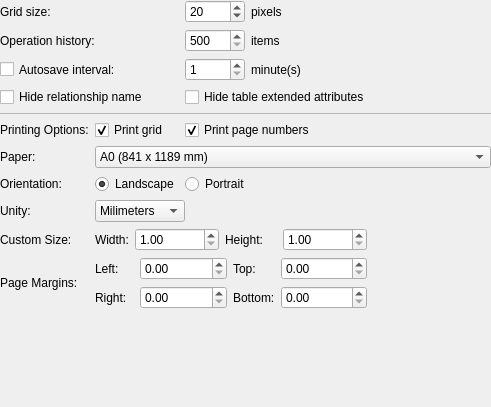
Before: the Qt Designer form libpgmodeler_ui/ui/generalconfigwidget.ui in pgmodeler/pgmodeler, drawn with Qt 5.
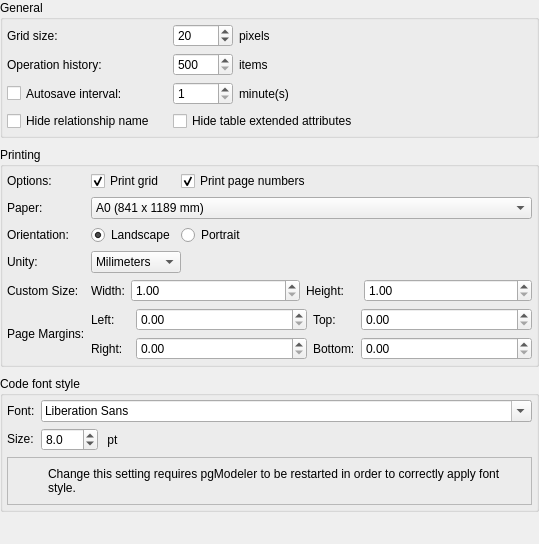
After: the same form once the commit is applied. Icons and pictures are not drawn.

Commit message: Added a configuration parameter to control font style for any source code highlight field. (issue #366)

Patch:
```diff
--- a/libpgmodeler_ui/ui/generalconfigwidget.ui
+++ b/libpgmodeler_ui/ui/generalconfigwidget.ui
@@ -6,8 +6,8 @@
    <rect>
     <x>0</x>
     <y>0</y>
-    <width>491</width>
-    <height>407</height>
+    <width>539</width>
+    <height>544</height>
    </rect>
   </property>
   <property name="minimumSize">
@@ -33,190 +33,53 @@
     <number>0</number>
    </property>
    <property name="spacing">
-    <number>6</number>
+    <number>9</number>
    </property>
-   <item row="16" column="0">
-    <spacer name="verticalSpacer_3">
-     <property name="orientation">
-      <enum>Qt::Vertical</enum>
-     </property>
-     <property name="sizeHint" stdset="0">
-      <size>
-       <width>20</width>
-       <height>30</height>
-      </size>
-     </property>
-    </spacer>
-   </item>
-   <item row="13" column="1" colspan="2">
-    <layout class="QGridLayout" name="gridLayout">
      <item row="0" column="0">
-      <widget class="QLabel" name="left_lbl">
-       <property name="minimumSize">
-        <size>
-         <width>39</width>
-         <height>0</height>
-        </size>
-       </property>
-       <property name="text">
-        <string>Left:</string>
-       </property>
-      </widget>
-     </item>
-     <item row="0" column="1">
-      <widget class="QDoubleSpinBox" name="left_marg">
-       <property name="sizePolicy">
-        <sizepolicy hsizetype="Expanding" vsizetype="Fixed">
-         <horstretch>0</horstretch>
-         <verstretch>0</verstretch>
-        </sizepolicy>
-       </property>
-       <property name="minimumSize">
-        <size>
-         <width>50</width>
-         <height>23</height>
-        </size>
-       </property>
-       <property name="toolTip">
-        <string>Left margin</string>
-       </property>
-       <property name="maximum">
-        <double>5000.000000000000000</double>
-       </property>
-      </widget>
-     </item>
-     <item row="0" column="2">
-      <widget class="QLabel" name="top_lbl">
+    <widget class="QGroupBox" name="groupBox">
+     <property name="title">
+      <string>General</string>
+     </property>
+     <layout class="QGridLayout" name="gridLayout_2">
+      <property name="leftMargin">
+       <number>4</number>
+      </property>
+      <property name="topMargin">
+       <number>4</number>
+      </property>
+      <property name="rightMargin">
+       <number>4</number>
+      </property>
+      <property name="bottomMargin">
+       <number>4</number>
+      </property>
+      <item row="3" column="0">
+       <widget class="QCheckBox" name="hide_rel_name_chk">
        <property name="text">
-        <string>Top:</string>
-       </property>
-      </widget>
-     </item>
-     <item row="0" column="3">
-      <widget class="QDoubleSpinBox" name="top_marg">
-       <property name="sizePolicy">
-        <sizepolicy hsizetype="Expanding" vsizetype="Fixed">
-         <horstretch>0</horstretch>
-         <verstretch>0</verstretch>
-        </sizepolicy>
-       </property>
-       <property name="minimumSize">
-        <size>
-         <width>50</width>
-         <height>23</height>
-        </size>
-       </property>
-       <property name="toolTip">
-        <string>Top margin</string>
-       </property>
-       <property name="maximum">
-        <double>5000.000000000000000</double>
+         <string>Hide relationship name</string>
        </property>
       </widget>
      </item>
      <item row="1" column="0">
-      <widget class="QLabel" name="right_lbl">
+       <widget class="QLabel" name="oplist_size_lbl">
+        <property name="sizePolicy">
+         <sizepolicy hsizetype="Preferred" vsizetype="Preferred">
+          <horstretch>0</horstretch>
+          <verstretch>0</verstretch>
+         </sizepolicy>
+        </property>
        <property name="minimumSize">
         <size>
-         <width>39</width>
+          <width>120</width>
          <height>0</height>
         </size>
        </property>
        <property name="text">
-        <string>Right:</string>
+         <string>Operation history:</string>
        </property>
       </widget>
      </item>
-     <item row="1" column="1">
-      <widget class="QDoubleSpinBox" name="right_marg">
-       <property name="sizePolicy">
-        <sizepolicy hsizetype="Expanding" vsizetype="Fixed">
-         <horstretch>0</horstretch>
-         <verstretch>0</verstretch>
-        </sizepolicy>
-       </property>
-       <property name="minimumSize">
-        <size>
-         <width>50</width>
-         <height>23</height>
-        </size>
-       </property>
-       <property name="toolTip">
-        <string>Right margin</string>
-       </property>
-       <property name="maximum">
-        <double>5000.000000000000000</double>
-       </property>
-      </widget>
-     </item>
-     <item row="1" column="2">
-      <widget class="QLabel" name="bottom_lbl">
-       <property name="text">
-        <string>Bottom:</string>
-       </property>
-      </widget>
-     </item>
-     <item row="1" column="3">
-      <widget class="QDoubleSpinBox" name="bottom_marg">
-       <property name="sizePolicy">
-        <sizepolicy hsizetype="Expanding" vsizetype="Fixed">
-         <horstretch>0</horstretch>
-         <verstretch>0</verstretch>
-        </sizepolicy>
-       </property>
-       <property name="minimumSize">
-        <size>
-         <width>50</width>
-         <height>23</height>
-        </size>
-       </property>
-       <property name="toolTip">
-        <string>Bottom margin</string>
-       </property>
-       <property name="maximum">
-        <double>5000.000000000000000</double>
-       </property>
-      </widget>
-     </item>
-    </layout>
-   </item>
-   <item row="11" column="0">
-    <widget class="QLabel" name="label">
-     <property name="text">
-      <string>Unity:</string>
-     </property>
-    </widget>
-   </item>
-   <item row="10" column="1">
-    <widget class="QRadioButton" name="landscape_rb">
-     <property name="sizePolicy">
-      <sizepolicy hsizetype="Fixed" vsizetype="Fixed">
-       <horstretch>0</horstretch>
-       <verstretch>0</verstretch>
-      </sizepolicy>
-     </property>
-     <property name="text">
-      <string>Landscape</string>
-     </property>
-     <property name="checked">
-      <bool>true</bool>
-     </property>
-    </widget>
-   </item>
-   <item row="10" column="2" colspan="3">
-    <widget class="QRadioButton" name="portrait_rb">
-     <property name="sizePolicy">
-      <sizepolicy hsizetype="Expanding" vsizetype="Fixed">
-       <horstretch>0</horstretch>
-       <verstretch>0</verstretch>
-      </sizepolicy>
-     </property>
-     <property name="text">
-      <string>Portrait</string>
-     </property>
-    </widget>
-   </item>
-   <item row="2" column="2" colspan="4">
+      <item row="2" column="1">
     <layout class="QHBoxLayout" name="horizontalLayout_2">
      <item>
       <widget class="QSpinBox" name="autosave_interv_spb">
@@ -267,7 +130,58 @@
      </item>
     </layout>
    </item>
-   <item row="2" column="0" colspan="2">
+      <item row="1" column="1">
+       <layout class="QHBoxLayout" name="horizontalLayout_3">
+        <item>
+         <widget class="QSpinBox" name="oplist_size_spb">
+          <property name="sizePolicy">
+           <sizepolicy hsizetype="Minimum" vsizetype="Fixed">
+            <horstretch>0</horstretch>
+            <verstretch>0</verstretch>
+           </sizepolicy>
+          </property>
+          <property name="minimumSize">
+           <size>
+            <width>60</width>
+            <height>0</height>
+           </size>
+          </property>
+          <property name="minimum">
+           <number>500</number>
+          </property>
+          <property name="maximum">
+           <number>1000</number>
+          </property>
+         </widget>
+        </item>
+        <item>
+         <widget class="QLabel" name="items_lbl">
+          <property name="sizePolicy">
+           <sizepolicy hsizetype="Expanding" vsizetype="Preferred">
+            <horstretch>0</horstretch>
+            <verstretch>0</verstretch>
+           </sizepolicy>
+          </property>
+          <property name="minimumSize">
+           <size>
+            <width>50</width>
+            <height>0</height>
+           </size>
+          </property>
+          <property name="maximumSize">
+           <size>
+            <width>16777215</width>
+            <height>16777215</height>
+           </size>
+          </property>
+          <property name="text">
+           <string>items</string>
+          </property>
+         </widget>
+        </item>
+       </layout>
+      </item>
+      <item row="2" column="0">
     <widget class="QCheckBox" name="autosave_interv_chk">
      <property name="sizePolicy">
       <sizepolicy hsizetype="Preferred" vsizetype="Preferred">
@@ -286,23 +200,14 @@
      </property>
     </widget>
    </item>
-   <item row="7" column="1">
-    <widget class="QCheckBox" name="print_grid_chk">
-     <property name="sizePolicy">
-      <sizepolicy hsizetype="Fixed" vsizetype="Fixed">
-       <horstretch>0</horstretch>
-       <verstretch>0</verstretch>
-      </sizepolicy>
-     </property>
+      <item row="3" column="1">
+       <widget class="QCheckBox" name="hide_ext_attribs_chk">
      <property name="text">
-      <string>Print grid</string>
-     </property>
-     <property name="checked">
-      <bool>true</bool>
+         <string>Hide table extended attributes</string>
      </property>
     </widget>
    </item>
-   <item row="0" column="2" colspan="4">
+      <item row="0" column="1">
     <layout class="QHBoxLayout" name="horizontalLayout_4">
      <item>
       <widget class="QSpinBox" name="grid_size_spb">
@@ -359,7 +264,86 @@
      </item>
     </layout>
    </item>
-   <item row="8" column="0">
+      <item row="0" column="0">
+       <widget class="QLabel" name="grid_size_lbl">
+        <property name="sizePolicy">
+         <sizepolicy hsizetype="Preferred" vsizetype="Preferred">
+          <horstretch>0</horstretch>
+          <verstretch>0</verstretch>
+         </sizepolicy>
+        </property>
+        <property name="minimumSize">
+         <size>
+          <width>120</width>
+          <height>0</height>
+         </size>
+        </property>
+        <property name="text">
+         <string>Grid size:</string>
+        </property>
+       </widget>
+      </item>
+     </layout>
+    </widget>
+   </item>
+   <item row="1" column="0">
+    <widget class="QGroupBox" name="groupBox_2">
+     <property name="title">
+      <string>Printing</string>
+     </property>
+     <layout class="QGridLayout" name="gridLayout_3">
+      <property name="leftMargin">
+       <number>4</number>
+      </property>
+      <property name="topMargin">
+       <number>4</number>
+      </property>
+      <property name="rightMargin">
+       <number>4</number>
+      </property>
+      <property name="bottomMargin">
+       <number>4</number>
+      </property>
+      <item row="0" column="0">
+       <widget class="QLabel" name="print_op_lbl">
+        <property name="text">
+         <string>Options:</string>
+        </property>
+       </widget>
+      </item>
+      <item row="0" column="1">
+       <widget class="QCheckBox" name="print_grid_chk">
+        <property name="sizePolicy">
+         <sizepolicy hsizetype="Fixed" vsizetype="Fixed">
+          <horstretch>0</horstretch>
+          <verstretch>0</verstretch>
+         </sizepolicy>
+        </property>
+        <property name="text">
+         <string>Print grid</string>
+        </property>
+        <property name="checked">
+         <bool>true</bool>
+        </property>
+       </widget>
+      </item>
+      <item row="0" column="2">
+       <widget class="QCheckBox" name="print_pg_num_chk">
+        <property name="sizePolicy">
+         <sizepolicy hsizetype="Expanding" vsizetype="Fixed">
+          <horstretch>0</horstretch>
+          <verstretch>0</verstretch>
+         </sizepolicy>
+        </property>
+        <property name="text">
+         <string>Print page numbers</string>
+        </property>
+        <property name="checked">
+         <bool>true</bool>
+        </property>
+       </widget>
+      </item>
+      <item row="1" column="0">
     <widget class="QLabel" name="paper_lbl">
      <property name="sizePolicy">
       <sizepolicy hsizetype="Preferred" vsizetype="Preferred">
@@ -372,20 +356,7 @@
      </property>
     </widget>
    </item>
-   <item row="10" column="0">
-    <widget class="QLabel" name="orientation_lbl">
-     <property name="sizePolicy">
-      <sizepolicy hsizetype="Preferred" vsizetype="Preferred">
-       <horstretch>0</horstretch>
-       <verstretch>0</verstretch>
-      </sizepolicy>
-     </property>
-     <property name="text">
-      <string>Orientation:</string>
-     </property>
-    </widget>
-   </item>
-   <item row="8" column="1" colspan="5">
+      <item row="1" column="1" colspan="2">
     <widget class="QComboBox" name="paper_cmb">
      <property name="sizePolicy">
       <sizepolicy hsizetype="Preferred" vsizetype="Fixed">
@@ -559,15 +530,8 @@
      </item>
     </widget>
    </item>
-   <item row="4" column="2" colspan="4">
-    <widget class="QCheckBox" name="hide_ext_attribs_chk">
-     <property name="text">
-      <string>Hide table extended attributes</string>
-     </property>
-    </widget>
-   </item>
-   <item row="13" column="0">
-    <widget class="QLabel" name="margins_lbl">
+      <item row="2" column="0">
+       <widget class="QLabel" name="orientation_lbl">
      <property name="sizePolicy">
       <sizepolicy hsizetype="Preferred" vsizetype="Preferred">
        <horstretch>0</horstretch>
@@ -575,159 +539,54 @@
       </sizepolicy>
      </property>
      <property name="text">
-      <string>Page Margins:</string>
+         <string>Orientation:</string>
      </property>
     </widget>
    </item>
-   <item row="1" column="0" colspan="2">
-    <widget class="QLabel" name="oplist_size_lbl">
+      <item row="2" column="1">
+       <widget class="QRadioButton" name="landscape_rb">
      <property name="sizePolicy">
-      <sizepolicy hsizetype="Preferred" vsizetype="Preferred">
+         <sizepolicy hsizetype="Fixed" vsizetype="Fixed">
        <horstretch>0</horstretch>
        <verstretch>0</verstretch>
       </sizepolicy>
      </property>
-     <property name="minimumSize">
-      <size>
-       <width>120</width>
-       <height>0</height>
-      </size>
-     </property>
      <property name="text">
-      <string>Operation history:</string>
-     </property>
-    </widget>
-   </item>
-   <item row="6" column="0" colspan="6">
-    <widget class="QFrame" name="frame_2">
-     <property name="minimumSize">
-      <size>
-       <width>0</width>
-       <height>1</height>
-      </size>
-     </property>
-     <property name="maximumSize">
-      <size>
-       <width>16777215</width>
-       <height>1</height>
-      </size>
-     </property>
-     <property name="frameShape">
-      <enum>QFrame::StyledPanel</enum>
-     </property>
-     <property name="frameShadow">
-      <enum>QFrame::Sunken</enum>
-     </property>
-    </widget>
-   </item>
-   <item row="7" column="0">
-    <widget class="QLabel" name="print_op_lbl">
-     <property name="text">
-      <string>Printing Options:</string>
-     </property>
-    </widget>
-   </item>
-   <item row="1" column="2" colspan="4">
-    <layout class="QHBoxLayout" name="horizontalLayout_3">
-     <item>
-      <widget class="QSpinBox" name="oplist_size_spb">
-       <property name="sizePolicy">
-        <sizepolicy hsizetype="Minimum" vsizetype="Fixed">
-         <horstretch>0</horstretch>
-         <verstretch>0</verstretch>
-        </sizepolicy>
-       </property>
-       <property name="minimumSize">
-        <size>
-         <width>60</width>
-         <height>0</height>
-        </size>
-       </property>
-       <property name="minimum">
-        <number>500</number>
-       </property>
-       <property name="maximum">
-        <number>1000</number>
-       </property>
-      </widget>
-     </item>
-     <item>
-      <widget class="QLabel" name="items_lbl">
-       <property name="sizePolicy">
-        <sizepolicy hsizetype="Expanding" vsizetype="Preferred">
-         <horstretch>0</horstretch>
-         <verstretch>0</verstretch>
-        </sizepolicy>
-       </property>
-       <property name="minimumSize">
-        <size>
-         <width>50</width>
-         <height>0</height>
-        </size>
-       </property>
-       <property name="maximumSize">
-        <size>
-         <width>16777215</width>
-         <height>16777215</height>
-        </size>
-       </property>
-       <property name="text">
-        <string>items</string>
-       </property>
-      </widget>
-     </item>
-    </layout>
-   </item>
-   <item row="7" column="2" colspan="4">
-    <widget class="QCheckBox" name="print_pg_num_chk">
-     <property name="sizePolicy">
-      <sizepolicy hsizetype="Expanding" vsizetype="Fixed">
-       <horstretch>0</horstretch>
-       <verstretch>0</verstretch>
-      </sizepolicy>
-     </property>
-     <property name="text">
-      <string>Print page numbers</string>
+         <string>Landscape</string>
      </property>
      <property name="checked">
       <bool>true</bool>
      </property>
     </widget>
    </item>
-   <item row="12" column="0">
+      <item row="2" column="2">
+       <widget class="QRadioButton" name="portrait_rb">
+        <property name="sizePolicy">
+         <sizepolicy hsizetype="Expanding" vsizetype="Fixed">
+          <horstretch>0</horstretch>
+          <verstretch>0</verstretch>
+         </sizepolicy>
+        </property>
+        <property name="text">
+         <string>Portrait</string>
+        </property>
+       </widget>
+      </item>
+      <item row="3" column="0">
+       <widget class="QLabel" name="label">
+        <property name="text">
+         <string>Unity:</string>
+        </property>
+       </widget>
+      </item>
+      <item row="4" column="0">
     <widget class="QLabel" name="custom_lbl">
      <property name="text">
       <string>Custom Size:</string>
      </property>
     </widget>
    </item>
-   <item row="4" column="0" colspan="2">
-    <widget class="QCheckBox" name="hide_rel_name_chk">
-     <property name="text">
-      <string>Hide relationship name</string>
-     </property>
-    </widget>
-   </item>
-   <item row="0" column="0" colspan="2">
-    <widget class="QLabel" name="grid_size_lbl">
-     <property name="sizePolicy">
-      <sizepolicy hsizetype="Preferred" vsizetype="Preferred">
-       <horstretch>0</horstretch>
-       <verstretch>0</verstretch>
-      </sizepolicy>
-     </property>
-     <property name="minimumSize">
-      <size>
-       <width>120</width>
-       <height>0</height>
-      </size>
-     </property>
-     <property name="text">
-      <string>Grid size:</string>
-     </property>
-    </widget>
-   </item>
-   <item row="12" column="1" colspan="2">
+      <item row="4" column="1" colspan="2">
     <layout class="QHBoxLayout" name="horizontalLayout">
      <item>
       <widget class="QLabel" name="width_lbl">
@@ -783,7 +642,152 @@
      </item>
     </layout>
    </item>
-   <item row="11" column="1" colspan="3">
+      <item row="5" column="0">
+       <widget class="QLabel" name="margins_lbl">
+        <property name="sizePolicy">
+         <sizepolicy hsizetype="Preferred" vsizetype="Preferred">
+          <horstretch>0</horstretch>
+          <verstretch>0</verstretch>
+         </sizepolicy>
+        </property>
+        <property name="text">
+         <string>Page Margins:</string>
+        </property>
+       </widget>
+      </item>
+      <item row="5" column="1" colspan="2">
+       <layout class="QGridLayout" name="gridLayout">
+        <item row="0" column="0">
+         <widget class="QLabel" name="left_lbl">
+          <property name="minimumSize">
+           <size>
+            <width>39</width>
+            <height>0</height>
+           </size>
+          </property>
+          <property name="text">
+           <string>Left:</string>
+          </property>
+         </widget>
+        </item>
+        <item row="0" column="1">
+         <widget class="QDoubleSpinBox" name="left_marg">
+          <property name="sizePolicy">
+           <sizepolicy hsizetype="Expanding" vsizetype="Fixed">
+            <horstretch>0</horstretch>
+            <verstretch>0</verstretch>
+           </sizepolicy>
+          </property>
+          <property name="minimumSize">
+           <size>
+            <width>50</width>
+            <height>23</height>
+           </size>
+          </property>
+          <property name="toolTip">
+           <string>Left margin</string>
+          </property>
+          <property name="maximum">
+           <double>5000.000000000000000</double>
+          </property>
+         </widget>
+        </item>
+        <item row="0" column="2">
+         <widget class="QLabel" name="top_lbl">
+          <property name="text">
+           <string>Top:</string>
+          </property>
+         </widget>
+        </item>
+        <item row="0" column="3">
+         <widget class="QDoubleSpinBox" name="top_marg">
+          <property name="sizePolicy">
+           <sizepolicy hsizetype="Expanding" vsizetype="Fixed">
+            <horstretch>0</horstretch>
+            <verstretch>0</verstretch>
+           </sizepolicy>
+          </property>
+          <property name="minimumSize">
+           <size>
+            <width>50</width>
+            <height>23</height>
+           </size>
+          </property>
+          <property name="toolTip">
+           <string>Top margin</string>
+          </property>
+          <property name="maximum">
+           <double>5000.000000000000000</double>
+          </property>
+         </widget>
+        </item>
+        <item row="1" column="0">
+         <widget class="QLabel" name="right_lbl">
+          <property name="minimumSize">
+           <size>
+            <width>39</width>
+            <height>0</height>
+           </size>
+          </property>
+          <property name="text">
+           <string>Right:</string>
+          </property>
+         </widget>
+        </item>
+        <item row="1" column="1">
+         <widget class="QDoubleSpinBox" name="right_marg">
+          <property name="sizePolicy">
+           <sizepolicy hsizetype="Expanding" vsizetype="Fixed">
+            <horstretch>0</horstretch>
+            <verstretch>0</verstretch>
+           </sizepolicy>
+          </property>
+          <property name="minimumSize">
+           <size>
+            <width>50</width>
+            <height>23</height>
+           </size>
+          </property>
+          <property name="toolTip">
+           <string>Right margin</string>
+          </property>
+          <property name="maximum">
+           <double>5000.000000000000000</double>
+          </property>
+         </widget>
+        </item>
+        <item row="1" column="2">
+         <widget class="QLabel" name="bottom_lbl">
+          <property name="text">
+           <string>Bottom:</string>
+          </property>
+         </widget>
+        </item>
+        <item row="1" column="3">
+         <widget class="QDoubleSpinBox" name="bottom_marg">
+          <property name="sizePolicy">
+           <sizepolicy hsizetype="Expanding" vsizetype="Fixed">
+            <horstretch>0</horstretch>
+            <verstretch>0</verstretch>
+           </sizepolicy>
+          </property>
+          <property name="minimumSize">
+           <size>
+            <width>50</width>
+            <height>23</height>
+           </size>
+          </property>
+          <property name="toolTip">
+           <string>Bottom margin</string>
+          </property>
+          <property name="maximum">
+           <double>5000.000000000000000</double>
+          </property>
+         </widget>
+        </item>
+       </layout>
+      </item>
+      <item row="3" column="1" colspan="2">
     <widget class="QComboBox" name="unity_cmb">
      <property name="sizePolicy">
       <sizepolicy hsizetype="Fixed" vsizetype="Fixed">
@@ -818,6 +822,206 @@
    </item>
   </layout>
  </widget>
+   </item>
+   <item row="2" column="0">
+    <widget class="QGroupBox" name="groupBox_3">
+     <property name="title">
+      <string>Code font style</string>
+     </property>
+     <layout class="QGridLayout" name="gridLayout_5">
+      <property name="leftMargin">
+       <number>4</number>
+      </property>
+      <property name="topMargin">
+       <number>4</number>
+      </property>
+      <property name="rightMargin">
+       <number>4</number>
+      </property>
+      <property name="bottomMargin">
+       <number>4</number>
+      </property>
+      <item row="2" column="0" colspan="2">
+       <widget class="QFrame" name="info_frm">
+        <property name="sizePolicy">
+         <sizepolicy hsizetype="Preferred" vsizetype="Fixed">
+          <horstretch>0</horstretch>
+          <verstretch>0</verstretch>
+         </sizepolicy>
+        </property>
+        <property name="minimumSize">
+         <size>
+          <width>0</width>
+          <height>48</height>
+         </size>
+        </property>
+        <property name="frameShape">
+         <enum>QFrame::StyledPanel</enum>
+        </property>
+        <property name="frameShadow">
+         <enum>QFrame::Raised</enum>
+        </property>
+        <layout class="QGridLayout" name="gridLayout_4">
+         <property name="leftMargin">
+          <number>2</number>
+         </property>
+         <property name="topMargin">
+          <number>2</number>
+         </property>
+         <property name="rightMargin">
+          <number>2</number>
+         </property>
+         <property name="bottomMargin">
+          <number>2</number>
+         </property>
+         <item row="0" column="0">
+          <widget class="QLabel" name="label_2">
+           <property name="minimumSize">
+            <size>
+             <width>32</width>
+             <height>32</height>
+            </size>
+           </property>
+           <property name="maximumSize">
+            <size>
+             <width>32</width>
+             <height>32</height>
+            </size>
+           </property>
+           <property name="text">
+            <string/>
+           </property>
+           <property name="textFormat">
+            <enum>Qt::AutoText</enum>
+           </property>
+           <property name="pixmap">
+            <pixmap resource="../res/resources.qrc">:/icones/icones/msgbox_info.png</pixmap>
+           </property>
+          </widget>
+         </item>
+         <item row="0" column="1">
+          <widget class="QLabel" name="label_3">
+           <property name="font">
+            <font>
+             <weight>50</weight>
+             <italic>false</italic>
+             <bold>false</bold>
+             <underline>false</underline>
+             <strikeout>false</strikeout>
+             <kerning>true</kerning>
+            </font>
+           </property>
+           <property name="text">
+            <string>&lt;html&gt;&lt;head/&gt;&lt;body&gt;&lt;p&gt;Change this setting requires pgModeler to be restarted in order to correctly apply font style.&lt;/p&gt;&lt;/body&gt;&lt;/html&gt;</string>
+           </property>
+           <property name="wordWrap">
+            <bool>true</bool>
+           </property>
+           <property name="openExternalLinks">
+            <bool>true</bool>
+           </property>
+          </widget>
+         </item>
+        </layout>
+       </widget>
+      </item>
+      <item row="1" column="0">
+       <widget class="QLabel" name="font_lbl_2">
+        <property name="sizePolicy">
+         <sizepolicy hsizetype="Preferred" vsizetype="Fixed">
+          <horstretch>0</horstretch>
+          <verstretch>0</verstretch>
+         </sizepolicy>
+        </property>
+        <property name="text">
+         <string>Size:</string>
+        </property>
+       </widget>
+      </item>
+      <item row="1" column="1">
+       <layout class="QHBoxLayout" name="horizontalLayout_5">
+        <item>
+         <widget class="QDoubleSpinBox" name="font_size_spb">
+          <property name="decimals">
+           <number>1</number>
+          </property>
+          <property name="minimum">
+           <double>5.000000000000000</double>
+          </property>
+          <property name="maximum">
+           <double>100.000000000000000</double>
+          </property>
+          <property name="singleStep">
+           <double>0.500000000000000</double>
+          </property>
+          <property name="value">
+           <double>8.000000000000000</double>
+          </property>
+         </widget>
+        </item>
+        <item>
+         <widget class="QLabel" name="unity_lbl">
+          <property name="text">
+           <string> pt</string>
+          </property>
+         </widget>
+        </item>
+        <item>
+         <spacer name="horizontalSpacer">
+          <property name="orientation">
+           <enum>Qt::Horizontal</enum>
+          </property>
+          <property name="sizeHint" stdset="0">
+           <size>
+            <width>40</width>
+            <height>20</height>
+           </size>
+          </property>
+         </spacer>
+        </item>
+       </layout>
+      </item>
+      <item row="0" column="0">
+       <widget class="QLabel" name="font_lbl">
+        <property name="sizePolicy">
+         <sizepolicy hsizetype="Preferred" vsizetype="Fixed">
+          <horstretch>0</horstretch>
+          <verstretch>0</verstretch>
+         </sizepolicy>
+        </property>
+        <property name="text">
+         <string>Font:</string>
+        </property>
+       </widget>
+      </item>
+      <item row="0" column="1">
+       <widget class="QFontComboBox" name="font_cmb">
+        <property name="sizePolicy">
+         <sizepolicy hsizetype="Expanding" vsizetype="Fixed">
+          <horstretch>0</horstretch>
+          <verstretch>0</verstretch>
+         </sizepolicy>
+        </property>
+       </widget>
+      </item>
+     </layout>
+    </widget>
+   </item>
+   <item row="3" column="0">
+    <spacer name="verticalSpacer_3">
+     <property name="orientation">
+      <enum>Qt::Vertical</enum>
+     </property>
+     <property name="sizeHint" stdset="0">
+      <size>
+       <width>20</width>
+       <height>30</height>
+      </size>
+     </property>
+    </spacer>
+   </item>
+  </layout>
+ </widget>
  <tabstops>
   <tabstop>grid_size_spb</tabstop>
   <tabstop>oplist_size_spb</tabstop>
```
Left out of the diff: 6 changed lines with no effect on the pictures. Lines whose indentation alone changed are shown as unchanged. The commit also changes 12 other files.
